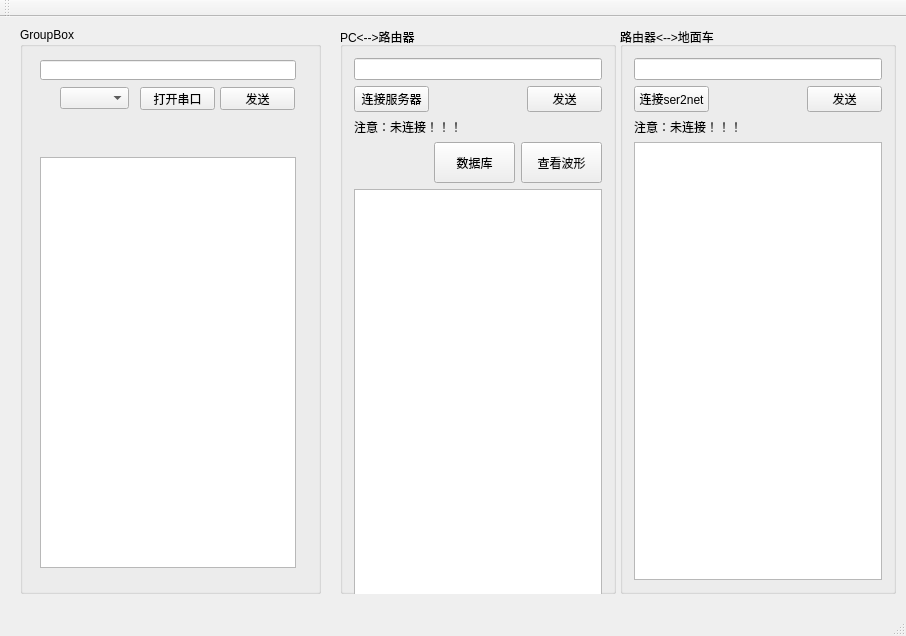
LeatherWang/MyCar_WIFI, file MyCar_WIFI/mainwindow.ui: the form before one commit.
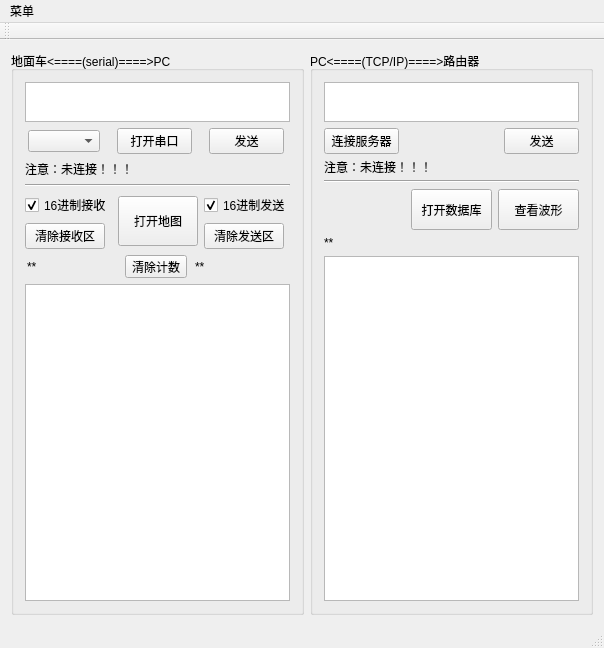
The form after the commit.

```diff
--- a/MyCar_WIFI/mainwindow.ui
+++ b/MyCar_WIFI/mainwindow.ui
@@ -6,39 +6,364 @@
    <rect>
     <x>0</x>
     <y>0</y>
-    <width>906</width>
-    <height>636</height>
+    <width>604</width>
+    <height>648</height>
    </rect>
   </property>
+  <property name="minimumSize">
+   <size>
+    <width>0</width>
+    <height>380</height>
+   </size>
+  </property>
   <property name="windowTitle">
    <string>MainWindow</string>
   </property>
   <widget class="QWidget" name="centralWidget">
+   <layout class="QHBoxLayout" name="horizontalLayout_3">
+    <item>
+     <widget class="QGroupBox" name="groupBox_3">
+      <property name="sizePolicy">
+       <sizepolicy hsizetype="Preferred" vsizetype="Preferred">
+        <horstretch>0</horstretch>
+        <verstretch>0</verstretch>
+       </sizepolicy>
+      </property>
+      <property name="minimumSize">
+       <size>
+        <width>276</width>
+        <height>400</height>
+       </size>
+      </property>
+      <property name="title">
+       <string>地面车&lt;====(serial)====&gt;PC</string>
+      </property>
+      <layout class="QVBoxLayout" name="verticalLayout_2">
+       <item>
+        <widget class="QTextEdit" name="textEdit_serialSend">
+         <property name="minimumSize">
+          <size>
+           <width>0</width>
+           <height>40</height>
+          </size>
+         </property>
+         <property name="maximumSize">
+          <size>
+           <width>16777215</width>
+           <height>40</height>
+          </size>
+         </property>
+        </widget>
+       </item>
+       <item>
+        <layout class="QHBoxLayout" name="horizontalLayout_6">
+         <item>
+          <widget class="QComboBox" name="comboBox_serialFind">
+           <property name="sizePolicy">
+            <sizepolicy hsizetype="Fixed" vsizetype="Fixed">
+             <horstretch>0</horstretch>
+             <verstretch>0</verstretch>
+            </sizepolicy>
+           </property>
+          </widget>
+         </item>
+         <item>
+          <spacer name="horizontalSpacer_4">
+           <property name="orientation">
+            <enum>Qt::Horizontal</enum>
+           </property>
+           <property name="sizeType">
+            <enum>QSizePolicy::Fixed</enum>
+           </property>
+           <property name="sizeHint" stdset="0">
+            <size>
+             <width>8</width>
+             <height>20</height>
+            </size>
+           </property>
+          </spacer>
+         </item>
+         <item>
+          <widget class="QPushButton" name="pushButton_serialOpen">
+           <property name="minimumSize">
+            <size>
+             <width>75</width>
+             <height>0</height>
+            </size>
+           </property>
+           <property name="maximumSize">
+            <size>
+             <width>75</width>
+             <height>16777215</height>
+            </size>
+           </property>
+           <property name="text">
+            <string>打开串口</string>
+           </property>
+          </widget>
+         </item>
+         <item>
+          <spacer name="horizontalSpacer_5">
+           <property name="orientation">
+            <enum>Qt::Horizontal</enum>
+           </property>
+           <property name="sizeType">
+            <enum>QSizePolicy::Fixed</enum>
+           </property>
+           <property name="sizeHint" stdset="0">
+            <size>
+             <width>8</width>
+             <height>20</height>
+            </size>
+           </property>
+          </spacer>
+         </item>
+         <item>
+          <widget class="QPushButton" name="pushButton_serialSend">
+           <property name="minimumSize">
+            <size>
+             <width>75</width>
+             <height>0</height>
+            </size>
+           </property>
+           <property name="maximumSize">
+            <size>
+             <width>75</width>
+             <height>16777215</height>
+            </size>
+           </property>
+           <property name="text">
+            <string>发送</string>
+           </property>
+           <property name="checkable">
+            <bool>false</bool>
+           </property>
+           <property name="autoDefault">
+            <bool>false</bool>
+           </property>
+           <property name="default">
+            <bool>false</bool>
+           </property>
+           <property name="flat">
+            <bool>false</bool>
+           </property>
+          </widget>
+         </item>
+        </layout>
+       </item>
+       <item>
+        <widget class="QLabel" name="label_serialState">
+         <property name="minimumSize">
+          <size>
+           <width>251</width>
+           <height>0</height>
+          </size>
+         </property>
+         <property name="maximumSize">
+          <size>
+           <width>251</width>
+           <height>16777215</height>
+          </size>
+         </property>
+         <property name="text">
+          <string>注意：未连接！！！</string>
+         </property>
+        </widget>
+       </item>
+       <item>
+        <widget class="Line" name="line_2">
+         <property name="orientation">
+          <enum>Qt::Horizontal</enum>
+         </property>
+        </widget>
+       </item>
+       <item>
+        <layout class="QHBoxLayout" name="horizontalLayout_4">
+         <item>
+          <layout class="QVBoxLayout" name="verticalLayout_4">
+           <item>
+            <widget class="QCheckBox" name="checkBox_showHex">
+             <property name="text">
+              <string>16进制接收</string>
+             </property>
+             <property name="checked">
+              <bool>true</bool>
+             </property>
+            </widget>
+           </item>
+           <item>
+            <widget class="QPushButton" name="pushButton_serialClearReceive">
+             <property name="sizePolicy">
+              <sizepolicy hsizetype="Fixed" vsizetype="Fixed">
+               <horstretch>0</horstretch>
+               <verstretch>0</verstretch>
+              </sizepolicy>
+             </property>
+             <property name="text">
+              <string>清除接收区</string>
+             </property>
+            </widget>
+           </item>
+          </layout>
+         </item>
+         <item>
+          <widget class="QPushButton" name="pushButton_openMap">
+           <property name="sizePolicy">
+            <sizepolicy hsizetype="Fixed" vsizetype="Fixed">
+             <horstretch>0</horstretch>
+             <verstretch>0</verstretch>
+            </sizepolicy>
+           </property>
+           <property name="minimumSize">
+            <size>
+             <width>0</width>
+             <height>50</height>
+            </size>
+           </property>
+           <property name="text">
+            <string>打开地图</string>
+           </property>
+          </widget>
+         </item>
+         <item>
+          <layout class="QVBoxLayout" name="verticalLayout_3">
+           <item>
+            <widget class="QCheckBox" name="checkBox_serialSendHex">
+             <property name="text">
+              <string>16进制发送</string>
+             </property>
+             <property name="checked">
+              <bool>true</bool>
+             </property>
+            </widget>
+           </item>
+           <item>
+            <widget class="QPushButton" name="pushButton_serialClearSend">
+             <property name="sizePolicy">
+              <sizepolicy hsizetype="Fixed" vsizetype="Fixed">
+               <horstretch>0</horstretch>
+               <verstretch>0</verstretch>
+              </sizepolicy>
+             </property>
+             <property name="text">
+              <string>清除发送区</string>
+             </property>
+            </widget>
+           </item>
+          </layout>
+         </item>
+        </layout>
+       </item>
+       <item>
+        <layout class="QHBoxLayout" name="horizontalLayout_5">
+         <item>
+          <widget class="QLabel" name="label_serialReceive">
+           <property name="minimumSize">
+            <size>
+             <width>90</width>
+             <height>0</height>
+            </size>
+           </property>
+           <property name="maximumSize">
+            <size>
+             <width>90</width>
+             <height>16777215</height>
+            </size>
+           </property>
+           <property name="text">
+            <string>**</string>
+           </property>
+          </widget>
+         </item>
+         <item>
+          <widget class="QPushButton" name="pushButton_serialClearCount">
+           <property name="minimumSize">
+            <size>
+             <width>62</width>
+             <height>23</height>
+            </size>
+           </property>
+           <property name="maximumSize">
+            <size>
+             <width>62</width>
+             <height>23</height>
+            </size>
+           </property>
+           <property name="text">
+            <string>清除计数</string>
+           </property>
+          </widget>
+         </item>
+         <item>
+          <widget class="QLabel" name="label_serialSend">
+           <property name="minimumSize">
+            <size>
+             <width>90</width>
+             <height>0</height>
+            </size>
+           </property>
+           <property name="maximumSize">
+            <size>
+             <width>90</width>
+             <height>16777215</height>
+            </size>
+           </property>
+           <property name="text">
+            <string>**</string>
+           </property>
+          </widget>
+         </item>
+        </layout>
+       </item>
+       <item>
+        <widget class="QTextBrowser" name="textBrowser_serialReceive">
+         <property name="minimumSize">
+          <size>
+           <width>0</width>
+           <height>0</height>
+          </size>
+         </property>
+        </widget>
+       </item>
+      </layout>
+     </widget>
+    </item>
+    <item>
    <widget class="QGroupBox" name="groupBox">
-    <property name="geometry">
-     <rect>
-      <x>340</x>
-      <y>10</y>
+      <property name="sizePolicy">
+       <sizepolicy hsizetype="Preferred" vsizetype="Preferred">
+        <horstretch>0</horstretch>
+        <verstretch>0</verstretch>
+       </sizepolicy>
+      </property>
+      <property name="minimumSize">
+       <size>
       <width>276</width>
-      <height>567</height>
-     </rect>
+        <height>400</height>
+       </size>
+      </property>
+      <property name="maximumSize">
+       <size>
+        <width>16777215</width>
+        <height>16777215</height>
+       </size>
     </property>
     <property name="title">
-     <string>PC&lt;--&gt;路由器</string>
+       <string>PC&lt;====(TCP/IP)====&gt;路由器</string>
     </property>
     <layout class="QVBoxLayout" name="verticalLayout">
      <item>
-      <widget class="QLineEdit" name="lineEdit_sendTCP">
+        <widget class="QTextEdit" name="textEdit_TCPSend">
        <property name="minimumSize">
         <size>
          <width>0</width>
-         <height>0</height>
+           <height>40</height>
         </size>
        </property>
        <property name="maximumSize">
         <size>
-         <width>440</width>
-         <height>16777215</height>
+           <width>16777215</width>
+           <height>40</height>
         </size>
        </property>
       </widget>
@@ -121,7 +446,7 @@
        <property name="maximumSize">
         <size>
          <width>251</width>
-         <height>16777215</height>
+           <height>14</height>
         </size>
        </property>
        <property name="text">
@@ -129,6 +454,13 @@
        </property>
       </widget>
      </item>
+       <item>
+        <widget class="Line" name="line">
+         <property name="orientation">
+          <enum>Qt::Horizontal</enum>
+         </property>
+        </widget>
+       </item>
      <item>
       <layout class="QHBoxLayout" name="horizontalLayout_2">
        <item>
@@ -159,7 +491,7 @@
           </size>
          </property>
          <property name="text">
-          <string>数据库</string>
+            <string>打开数据库</string>
          </property>
         </widget>
        </item>
@@ -184,303 +516,62 @@
        </item>
       </layout>
      </item>
+       <item>
+        <widget class="QLabel" name="label_tcpReceive">
+         <property name="minimumSize">
+          <size>
+           <width>249</width>
+           <height>0</height>
+          </size>
+         </property>
+         <property name="text">
+          <string>**</string>
+         </property>
+        </widget>
+       </item>
      <item>
       <widget class="QTextBrowser" name="textBrowser_acceptTCP">
-       <property name="minimumSize">
-        <size>
-         <width>0</width>
-         <height>411</height>
-        </size>
-       </property>
-      </widget>
-     </item>
-    </layout>
-   </widget>
-   <widget class="QGroupBox" name="groupBox_2">
-    <property name="geometry">
-     <rect>
-      <x>620</x>
-      <y>10</y>
-      <width>276</width>
-      <height>567</height>
-     </rect>
-    </property>
     <property name="sizePolicy">
-     <sizepolicy hsizetype="Preferred" vsizetype="Preferred">
-      <horstretch>27</horstretch>
-      <verstretch>56</verstretch>
+          <sizepolicy hsizetype="Expanding" vsizetype="Expanding">
+           <horstretch>0</horstretch>
+           <verstretch>0</verstretch>
      </sizepolicy>
     </property>
     <property name="minimumSize">
      <size>
-      <width>276</width>
-      <height>567</height>
-     </size>
-    </property>
-    <property name="title">
-     <string>路由器&lt;--&gt;地面车</string>
-    </property>
-    <layout class="QVBoxLayout" name="verticalLayout_2">
-     <item>
-      <widget class="QLineEdit" name="lineEdit_sendSer2net">
-       <property name="minimumSize">
-        <size>
          <width>0</width>
          <height>0</height>
         </size>
        </property>
        <property name="maximumSize">
         <size>
-         <width>440</width>
+           <width>16777215</width>
          <height>16777215</height>
         </size>
        </property>
       </widget>
      </item>
-     <item>
-      <layout class="QHBoxLayout" name="horizontalLayout_3">
-       <item>
-        <widget class="QPushButton" name="pushButton_linkSer2net">
-         <property name="minimumSize">
-          <size>
-           <width>75</width>
-           <height>0</height>
-          </size>
-         </property>
-         <property name="maximumSize">
-          <size>
-           <width>75</width>
-           <height>16777215</height>
-          </size>
-         </property>
-         <property name="text">
-          <string>连接ser2net</string>
-         </property>
-        </widget>
-       </item>
-       <item>
-        <spacer name="horizontalSpacer_3">
-         <property name="orientation">
-          <enum>Qt::Horizontal</enum>
-         </property>
-         <property name="sizeHint" stdset="0">
-          <size>
-           <width>78</width>
-           <height>20</height>
-          </size>
-         </property>
-        </spacer>
-       </item>
-       <item>
-        <widget class="QPushButton" name="pushButton_sendSer2net">
-         <property name="minimumSize">
-          <size>
-           <width>75</width>
-           <height>0</height>
-          </size>
-         </property>
-         <property name="maximumSize">
-          <size>
-           <width>75</width>
-           <height>16777215</height>
-          </size>
-         </property>
-         <property name="text">
-          <string>发送</string>
-         </property>
-         <property name="checkable">
-          <bool>false</bool>
-         </property>
-         <property name="autoDefault">
-          <bool>false</bool>
-         </property>
-         <property name="default">
-          <bool>false</bool>
-         </property>
-         <property name="flat">
-          <bool>false</bool>
-         </property>
-        </widget>
-       </item>
       </layout>
-     </item>
-     <item>
-      <widget class="QLabel" name="messageLabel_linkSer2netState">
-       <property name="minimumSize">
-        <size>
-         <width>251</width>
-         <height>0</height>
-        </size>
-       </property>
-       <property name="maximumSize">
-        <size>
-         <width>251</width>
-         <height>16777215</height>
-        </size>
-       </property>
-       <property name="text">
-        <string>注意：未连接！！！</string>
-       </property>
-      </widget>
-     </item>
-     <item>
-      <widget class="QTextBrowser" name="textBrowser_acceptSer2net"/>
-     </item>
-    </layout>
-   </widget>
-   <widget class="QGroupBox" name="groupBox_3">
-    <property name="geometry">
-     <rect>
-      <x>20</x>
-      <y>10</y>
-      <width>301</width>
-      <height>567</height>
-     </rect>
-    </property>
-    <property name="minimumSize">
-     <size>
-      <width>276</width>
-      <height>567</height>
-     </size>
-    </property>
-    <property name="title">
-     <string>GroupBox</string>
-    </property>
-    <widget class="QPushButton" name="pushButton_sendSerial">
-     <property name="geometry">
-      <rect>
-       <x>200</x>
-       <y>60</y>
-       <width>75</width>
-       <height>23</height>
-      </rect>
-     </property>
-     <property name="minimumSize">
-      <size>
-       <width>75</width>
-       <height>0</height>
-      </size>
-     </property>
-     <property name="maximumSize">
-      <size>
-       <width>75</width>
-       <height>16777215</height>
-      </size>
-     </property>
-     <property name="text">
-      <string>发送</string>
-     </property>
-     <property name="checkable">
-      <bool>false</bool>
-     </property>
-     <property name="autoDefault">
-      <bool>false</bool>
-     </property>
-     <property name="default">
-      <bool>false</bool>
-     </property>
-     <property name="flat">
-      <bool>false</bool>
-     </property>
-    </widget>
-    <widget class="QPushButton" name="pushButton_openSerial">
-     <property name="geometry">
-      <rect>
-       <x>120</x>
-       <y>60</y>
-       <width>75</width>
-       <height>23</height>
-      </rect>
-     </property>
-     <property name="minimumSize">
-      <size>
-       <width>75</width>
-       <height>0</height>
-      </size>
-     </property>
-     <property name="maximumSize">
-      <size>
-       <width>75</width>
-       <height>16777215</height>
-      </size>
-     </property>
-     <property name="text">
-      <string>打开串口</string>
-     </property>
-    </widget>
-    <widget class="QLineEdit" name="lineEdit_sendSerial">
-     <property name="geometry">
-      <rect>
-       <x>20</x>
-       <y>33</y>
-       <width>256</width>
-       <height>20</height>
-      </rect>
-     </property>
-     <property name="minimumSize">
-      <size>
-       <width>0</width>
-       <height>0</height>
-      </size>
-     </property>
-     <property name="maximumSize">
-      <size>
-       <width>440</width>
-       <height>16777215</height>
-      </size>
-     </property>
-    </widget>
-    <widget class="QTextBrowser" name="textBrowser_acceptSerial">
-     <property name="geometry">
-      <rect>
-       <x>20</x>
-       <y>130</y>
-       <width>256</width>
-       <height>411</height>
-      </rect>
-     </property>
-     <property name="minimumSize">
-      <size>
-       <width>0</width>
-       <height>411</height>
-      </size>
-     </property>
-    </widget>
-    <widget class="QComboBox" name="comboBox_findSeial">
-     <property name="geometry">
-      <rect>
-       <x>40</x>
-       <y>60</y>
-       <width>69</width>
-       <height>22</height>
-      </rect>
-     </property>
-    </widget>
-    <zorder>pushButton_sendSer2net</zorder>
-    <zorder>pushButton_linkSer2net</zorder>
-    <zorder>lineEdit_sendSer2net</zorder>
-    <zorder>pushButton_sendSerial</zorder>
-    <zorder>pushButton_openSerial</zorder>
-    <zorder>lineEdit_sendSerial</zorder>
-    <zorder>textBrowser_acceptSerial</zorder>
-    <zorder>comboBox_findSeial</zorder>
-   </widget>
-   <zorder>layoutWidget</zorder>
-   <zorder>layoutWidget</zorder>
-   <zorder>layoutWidget</zorder>
-   <zorder>groupBox</zorder>
-   <zorder>groupBox_2</zorder>
-   <zorder>groupBox_3</zorder>
+     </widget>
+    </item>
+   </layout>
   </widget>
   <widget class="QMenuBar" name="menuBar">
    <property name="geometry">
     <rect>
      <x>0</x>
      <y>0</y>
-     <width>906</width>
+     <width>604</width>
      <height>23</height>
     </rect>
    </property>
+   <widget class="QMenu" name="menu">
+    <property name="title">
+     <string>菜单</string>
+    </property>
+    <addaction name="action_serialSetting"/>
+   </widget>
+   <addaction name="menu"/>
   </widget>
   <widget class="QToolBar" name="mainToolBar">
    <attribute name="toolBarArea">
```
Left out of the diff: 7 changed lines with no effect on the pictures. Lines whose indentation alone changed are shown as unchanged.
